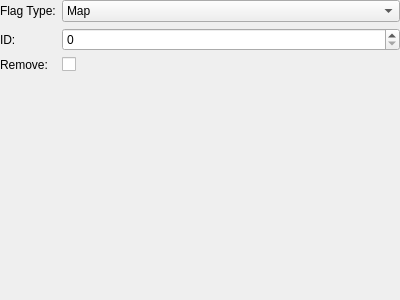
Old version of the form tools/cathedral/ui/ActionUpdateFlag.ui in the repository comphack/comp_hack.
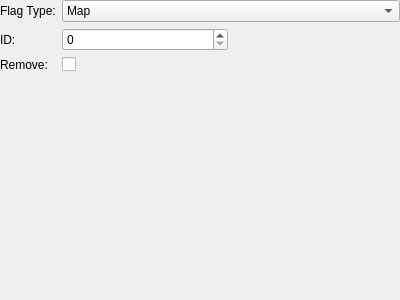
New version of the form. Custom widgets are drawn as their Qt base class.

```diff
--- a/tools/cathedral/ui/ActionUpdateFlag.ui
+++ b/tools/cathedral/ui/ActionUpdateFlag.ui
@@ -67,12 +67,32 @@
       </widget>
      </item>
      <item row="1" column="1">
-      <widget class="QSpinBox" name="id">
+      <layout class="QHBoxLayout" name="layoutID">
+       <item>
+        <widget class="QSpinBox" name="idNumeric">
+         <property name="sizePolicy">
+          <sizepolicy hsizetype="MinimumExpanding" vsizetype="Fixed">
+           <horstretch>0</horstretch>
+           <verstretch>0</verstretch>
+          </sizepolicy>
+         </property>
        <property name="maximum">
         <number>65535</number>
        </property>
       </widget>
      </item>
+       <item>
+        <widget class="ObjectSelector" name="idSelector" native="true">
+         <property name="sizePolicy">
+          <sizepolicy hsizetype="MinimumExpanding" vsizetype="Preferred">
+           <horstretch>0</horstretch>
+           <verstretch>0</verstretch>
+          </sizepolicy>
+         </property>
+        </widget>
+       </item>
+      </layout>
+     </item>
      <item row="2" column="0">
       <widget class="QLabel" name="lblRemove">
        <property name="text">
@@ -87,6 +107,14 @@
    </item>
   </layout>
  </widget>
+ <customwidgets>
+  <customwidget>
+   <class>ObjectSelector</class>
+   <extends>QWidget</extends>
+   <header>ObjectSelector.h</header>
+   <container>1</container>
+  </customwidget>
+ </customwidgets>
  <resources/>
  <connections/>
 </ui>
```
Lines whose indentation alone changed are shown as unchanged.
